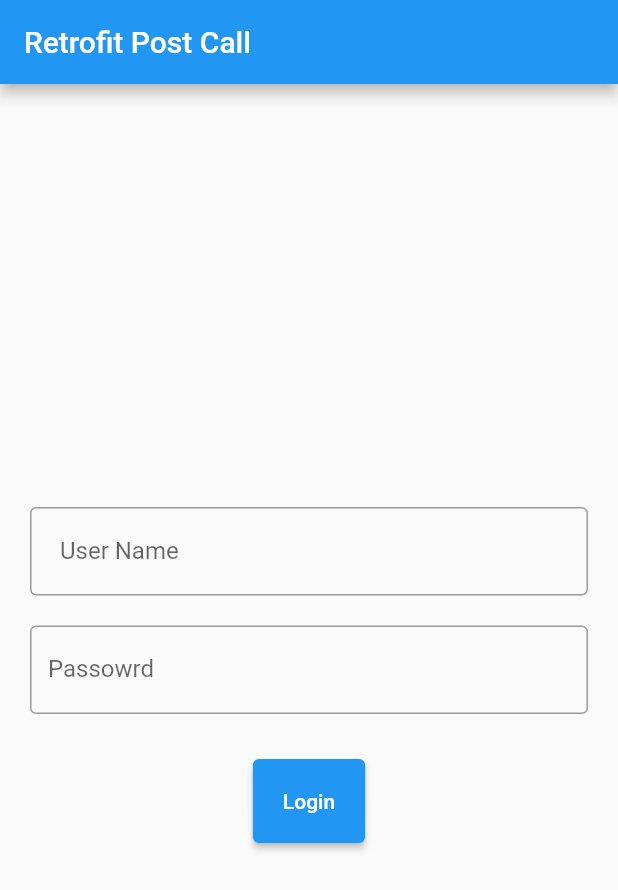
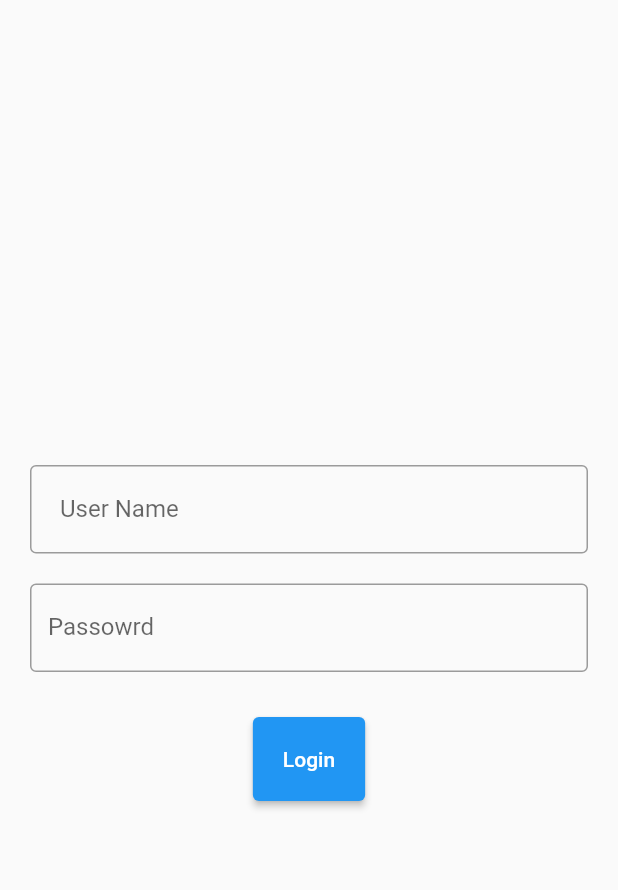
Before and after one commit to enamul95/retrofit_flutter, a Flutter app: the screen it shows after launch, on a phone screen of 412 x 824 dp. Shown: the top 890 px of the screen. Run offline on Flutter 3.47's test engine with Material 2 defaults, Android fonts, the phone set to English and light mode, and no system bars; our stand-ins replace dio, logger, retrofit; missing offline and left inert: dart:js; generated files the repository leaves out were written again.

Commit message:
update post value with validation

```diff
--- a/lib/main.dart
+++ b/lib/main.dart
@@ -7,7 +7,6 @@ import 'package:flutter/cupertino.dart';
 
 import 'package:dio/dio.dart';
 import 'package:retrofit_flutter/welcome/welcome.dart';
-
 
 void main() {
   runApp(MyApp());
@@ -24,8 +23,10 @@ class MyApp extends StatelessWidget {
         // is not restarted.
         primarySwatch: Colors.blue,
       ),
-      home: Home(),
-      //  home: MyCustomForm(),
+      // home: Home(),
+      home: Scaffold(
+        body: Login(),
+      ),
     );
   }
 }
@@ -93,7 +94,7 @@ doLogin(BuildContext context) {
   print("calling ....");
   final client = RestClient(Dio(BaseOptions(contentType: "application/json")));
 
-  client.getTasks().then((it) {
+  client.getTasks("", "").then((it) {
     ///  Logger().i(it);
 
     if ("0" == it.outCode) {
@@ -112,3 +113,101 @@ doLogin(BuildContext context) {
     MaterialPageRoute(builder: (context) => Welcome()),
   );
   */
+
+class Login extends StatefulWidget {
+  @override
+  CustomLogin createState() {
+    return CustomLogin();
+  }
+}
+
+class CustomLogin extends State<Login> {
+  final _formKey = GlobalKey<FormState>();
+  final usernameController = TextEditingController();
+  final passwordController = TextEditingController();
+  @override
+  Widget build(BuildContext context) {
+    // Build a Form widget using the _formKey created above.
+    return Form(
+      key: _formKey,
+      child: Padding(
+        padding: const EdgeInsets.all(20),
+        child: Center(
+          child: Column(
+            mainAxisAlignment: MainAxisAlignment.center,
+            children: <Widget>[
+              Padding(
+                padding: const EdgeInsets.only(top: 20),
+                child: TextFormField(
+                  controller: usernameController,
+                  validator: (value) {
+                    if (value == null || value.isEmpty) {
+                      return 'Please enter User name';
+                    }
+                    return null;
+                  },
+                  decoration: InputDecoration(
+                      border: OutlineInputBorder(),
+                      contentPadding: const EdgeInsets.all(20.0),
+                      labelText: 'User Name',
+                      hintText: 'Enter User Id.'),
+                ),
+              ),
+              Padding(
+                padding: const EdgeInsets.only(top: 20),
+                child: TextFormField(
+                  controller: passwordController,
+                  validator: (value) {
+                    if (value == null || value.isEmpty) {
+                      return 'Please enter password';
+                    }
+                    return null;
+                  },
+                  obscureText: true,
+                  decoration: InputDecoration(
+                      border: OutlineInputBorder(),
+                      labelText: 'Passowrd',
+                      hintText: 'Enter Password'),
+                ),
+              ),
+              const SizedBox(height: 30),
+              ElevatedButton(
+                child: Text('Login'),
+                style:
+                    ElevatedButton.styleFrom(padding: const EdgeInsets.all(20)),
+                onPressed: () => {
+                  if (_formKey.currentState!.validate())
+                    {
+                      // ScaffoldMessenger.of(context).showSnackBar(
+                      //     SnackBar(content: Text('Processing Data')))
+                      //print(usernameController.text)
+                      doLogin2(context, usernameController.text.toString(),
+                          passwordController.text.toString()),
+                    }
+                  // doLogin(context)
+                },
+              ),
+            ],
+          ),
+        ),
+      ),
+    );
+  }
+}
+
+doLogin2(BuildContext context, String username, String password) {
+  print("calling ....");
+  final client = RestClient(Dio(BaseOptions(contentType: "application/json")));
+
+  client.getTasks(username, password).then((it) {
+    ///  Logger().i(it);
+
+    if ("0" == it.outCode) {
+      Navigator.push(
+          context, MaterialPageRoute(builder: (context) => Welcome()));
+    }
+  }).catchError((error, stackTrace) {
+    // non-200 error goes here.
+    print("inner: $error");
+  });
+}
--- a/lib/repository/retrofit/post_api.dart
+++ b/lib/repository/retrofit/post_api.dart
@@ -7,8 +7,9 @@ part 'post_api.g.dart';
 @RestApi(baseUrl: "http://localhost:8080/")
 abstract class RestClient {
   factory RestClient(Dio dio) = _RestClient;
-  @GET("user")
-  Future<Post> getTasks();
+  @POST("user")
+  Future<Post> getTasks(
+      @Query("username") String username, @Query("password") String password);
 }
 /*
 @JsonSerializable(explicitToJson: true)
```
Also changed, not shown: lib/repository/retrofit/post_api.g.dart.
